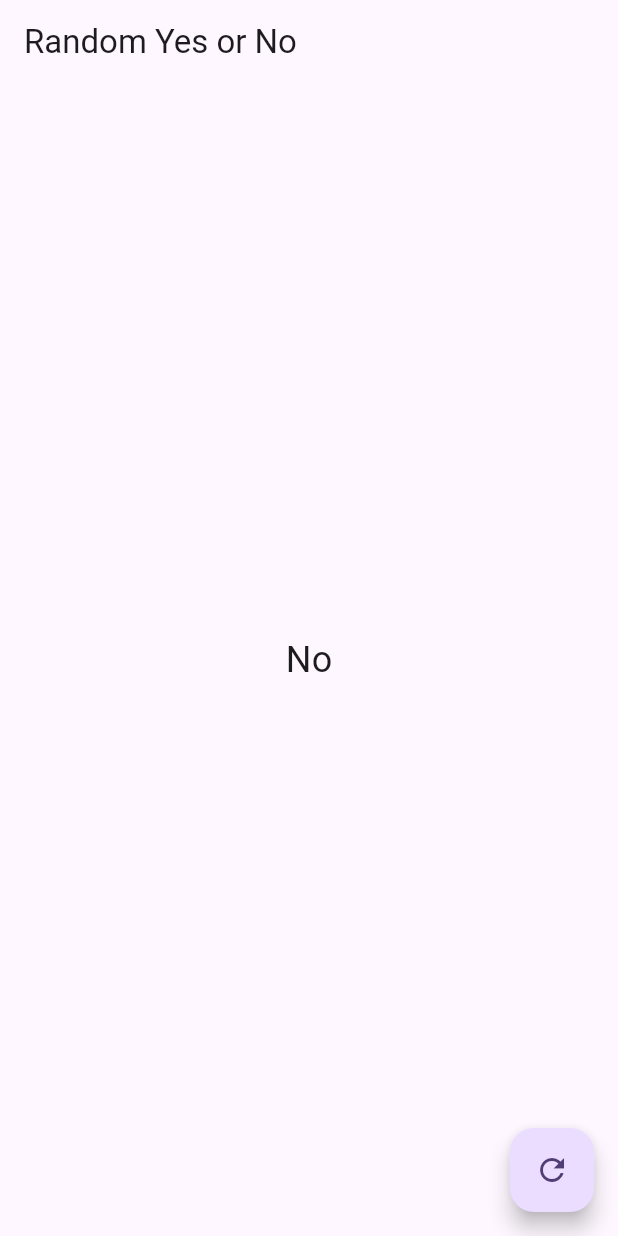
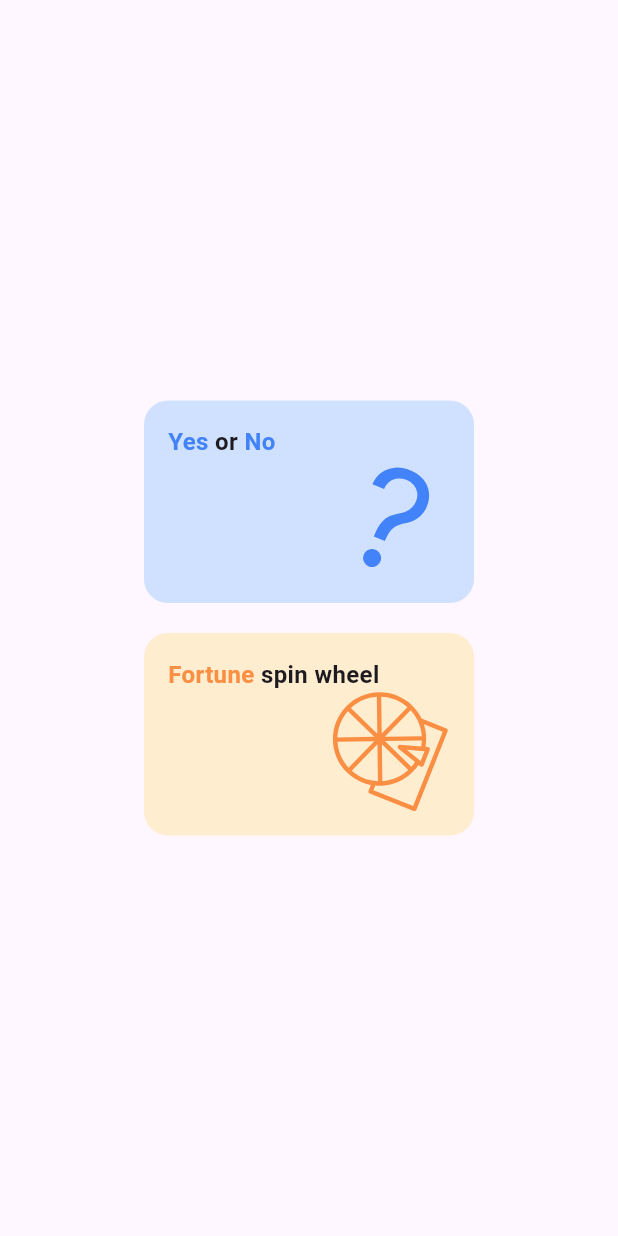
Before and after one commit to ptnzzn/ptnzzn_random, a Flutter app: the screen it shows after launch, on a phone screen of 412 x 824 dp. Run offline on Flutter 3.47's test engine with Material 3 defaults, Android fonts, the light colour scheme and no system bars; our stand-ins replace bloc, flutter_bloc, flutter_fortune_wheel, flutter_svg, go_router.

Commit message:
add yes or no, spin wheel game

```diff
--- /dev/null
+++ b/lib/constants/app_color.dart
@@ -0,0 +1,10 @@
+import 'dart:ui';
+
+class AppColors {
+  static const Color black = Color(0xFF000000);
+  static const Color blue = Color(0xFF4383FA);
+  static const Color orange = Color(0xFFFA8F43);
+  static const Color lightBlue = Color(0xFFD0E1FF);
+  static const Color lightOrange = Color(0xFFFFEDD0);
+  static const Color lightGray = Color(0xFFD3D3D3);
+}
--- /dev/null
+++ b/lib/constants/app_router.dart
@@ -0,0 +1,28 @@
+import 'package:go_router/go_router.dart';
+import 'package:ptnzzn_random/presentation/home/home_screen.dart';
+import 'package:ptnzzn_random/presentation/wheel/wheel_screen.dart';
+import 'package:ptnzzn_random/presentation/yes_no/yes_no_screen.dart';
+
+class AppRouter {
+  static final GoRouter router = GoRouter(
+    initialLocation: '/',
+    routes: [
+      GoRoute(
+          path: '/',
+          name: 'home',
+          builder: (context, state) => HomeScreen(),
+          routes: [
+            GoRoute(
+              path: 'yes-no',
+              name: 'yes-no',
+              builder: (context, state) => YesNoScreen(),
+            ),
+            GoRoute(
+              path: 'wheel',
+              name: 'wheel',
+              builder: (context, state) => WheelScreen(),
+            ),
+          ]),
+    ],
+  );
+}
--- a/lib/main.dart
+++ b/lib/main.dart
@@ -1,7 +1,7 @@
 import 'package:flutter/material.dart';
 import 'package:flutter_bloc/flutter_bloc.dart';
+import 'package:ptnzzn_random/constants/app_router.dart';
 import 'package:ptnzzn_random/logic/cubit/yes_no_cubit.dart';
-import 'package:ptnzzn_random/presentation/yes_no/yes_no_screen.dart';
 
 void main() {
   runApp(const MyApp());
@@ -10,7 +10,6 @@ void main() {
 class MyApp extends StatelessWidget {
   const MyApp({super.key});
 
-  // This widget is the root of your application.
   @override
   Widget build(BuildContext context) {
     return MultiBlocProvider(
@@ -18,103 +17,11 @@ class MyApp extends StatelessWidget {
           BlocProvider(
             create: (context) => YesNoCubit(),
             lazy: false,
-            ),
+          ),
         ],
-        child: MaterialApp(
-          title: 'Flutter Demo',
-          theme: ThemeData(
-            colorScheme: ColorScheme.fromSeed(seedColor: Colors.deepPurple),
-            useMaterial3: true,
-          ),
-          home: const YesNoScreen(),
+        child: MaterialApp.router(
+          debugShowCheckedModeBanner: false,
+          routerConfig: AppRouter.router,
         ));
   }
 }
-
-class MyHomePage extends StatefulWidget {
-  const MyHomePage({super.key, required this.title});
-
-  // This widget is the home page of your application. It is stateful, meaning
-  // that it has a State object (defined below) that contains fields that affect
-  // how it looks.
-
-  // This class is the configuration for the state. It holds the values (in this
-  // case the title) provided by the parent (in this case the App widget) and
-  // used by the build method of the State. Fields in a Widget subclass are
-  // always marked "final".
-
-  final String title;
-
-  @override
-  State<MyHomePage> createState() => _MyHomePageState();
-}
-
-class _MyHomePageState extends State<MyHomePage> {
-  int _counter = 0;
-
-  void _incrementCounter() {
-    setState(() {
-      // This call to setState tells the Flutter framework that something has
-      // changed in this State, which causes it to rerun the build method below
-      // so that the display can reflect the updated values. If we changed
-      // _counter without calling setState(), then the build method would not be
-      // called again, and so nothing would appear to happen.
-      _counter++;
-    });
-  }
-
-  @override
-  Widget build(BuildContext context) {
-    // This method is rerun every time setState is called, for instance as done
-    // by the _incrementCounter method above.
-    //
-    // The Flutter framework has been optimized to make rerunning build methods
-    // fast, so that you can just rebuild anything that needs updating rather
-    // than having to individually change instances of widgets.
-    return Scaffold(
-      appBar: AppBar(
-        // TRY THIS: Try changing the color here to a specific color (to
-        // Colors.amber, perhaps?) and trigger a hot reload to see the AppBar
-        // change color while the other colors stay the same.
-        backgroundColor: Theme.of(context).colorScheme.inversePrimary,
-        // Here we take the value from the MyHomePage object that was created by
-        // the App.build method, and use it to set our appbar title.
-        title: Text(widget.title),
-      ),
-      body: Center(
-        // Center is a layout widget. It takes a single child and positions it
-        // in the middle of the parent.
-        child: Column(
-          // Column is also a layout widget. It takes a list of children and
-          // arranges them vertically. By default, it sizes itself to fit its
-          // children horizontally, and tries to be as tall as its parent.
-          //
-          // Column has various properties to control how it sizes itself and
-          // how it positions its children. Here we use mainAxisAlignment to
-          // center the children vertically; the main axis here is the vertical
-          // axis because Columns are vertical (the cross axis would be
-          // horizontal).
-          //
-          // TRY THIS: Invoke "debug painting" (choose the "Toggle Debug Paint"
-          // action in the IDE, or press "p" in the console), to see the
-          // wireframe for each widget.
-          mainAxisAlignment: MainAxisAlignment.center,
-          children: <Widget>[
-            const Text(
-              'You have pushed the button this many times:',
-            ),
-            Text(
-              '$_counter',
-              style: Theme.of(context).textTheme.headlineMedium,
-            ),
-          ],
-        ),
-      ),
-      floatingActionButton: FloatingActionButton(
-        onPressed: _incrementCounter,
-        tooltip: 'Increment',
-        child: const Icon(Icons.add),
-      ), // This trailing comma makes auto-formatting nicer for build methods.
-    );
-  }
-}
--- a/lib/presentation/home/home_screen.dart
+++ b/lib/presentation/home/home_screen.dart
@@ -0,0 +1,125 @@
+import 'package:flutter/material.dart';
+import 'package:flutter_svg/flutter_svg.dart';
+import 'package:go_router/go_router.dart';
+import 'package:ptnzzn_random/constants/app_color.dart';
+
+class HomeScreen extends StatelessWidget {
+  const HomeScreen({super.key});
+
+  @override
+  Widget build(BuildContext context) {
+    return Scaffold(
+      body: Center(
+        child: Column(
+          mainAxisAlignment: MainAxisAlignment.center,
+          children: [
+            GestureDetector(
+              onTap: () => context.pushNamed('yes-no'),
+              child: Container(
+                  padding: const EdgeInsets.all(16),
+                  width: 220,
+                  decoration: BoxDecoration(
+                    color: AppColors.lightBlue,
+                    borderRadius: BorderRadius.circular(16),
+                  ),
+                  child: Column(
+                    children: [
+                      Align(
+                        alignment: Alignment.centerLeft,
+                        child: Row(
+                          crossAxisAlignment: CrossAxisAlignment.start,
+                          mainAxisSize: MainAxisSize.min,
+                          children: [
+                            Text(
+                              'Yes',
+                              style: TextStyle(
+                                  color: AppColors.blue,
+                                  fontWeight: FontWeight.bold,
+                                  fontSize: 16),
+                            ),
+                            Text(
+                              ' or ',
+                              style: TextStyle(
+                                fontWeight: FontWeight.bold,
+                                fontSize: 16,
+                              ),
+                            ),
+                            Text(
+                              'No',
+                              style: TextStyle(
+                                  color: AppColors.blue,
+                                  fontWeight: FontWeight.bold,
+                                  fontSize: 16),
+                            ),
+                          ],
+                        ),
+                      ),
+                      Align(
+                        alignment: Alignment.centerRight,
+                        child: SvgPicture.asset(
+                          "assets/icons/question_ico.svg",
+                          width: 80,
+                          height: 80,
+                        ),
+                      ),
+                    ],
+                  )),
+            ),
+            const SizedBox(height: 20),
+            GestureDetector(
+              onTap: () => context.pushNamed('wheel'),
+              child: Container(
+                  padding: const EdgeInsets.all(16),
+                  width: 220,
+                  decoration: BoxDecoration(
+                    color: AppColors.lightOrange,
+                    borderRadius: BorderRadius.circular(16),
+                  ),
+                  child: Column(
+                    children: [
+                      Align(
+                        alignment: Alignment.centerLeft,
+                        child: Row(
+                          crossAxisAlignment: CrossAxisAlignment.start,
+                          mainAxisSize: MainAxisSize.min,
+                          children: [
+                            Text(
+                              'Fortune',
+                              style: TextStyle(
+                                  color: AppColors.orange,
+                                  fontWeight: FontWeight.bold,
+                                  fontSize: 16),
+                            ),
+                            Text(
+                              ' spin ',
+                              style: TextStyle(
+                                fontWeight: FontWeight.bold,
+                                fontSize: 16,
+                              ),
+                            ),
+                            Text(
+                              'wheel',
+                              style: TextStyle(
+                                  fontWeight: FontWeight.bold,
+                                  fontSize: 16),
+                            ),
+                          ],
+                        ),
+                      ),
+                      Align(
+                        alignment: Alignment.centerRight,
+                        child: SvgPicture.asset(
+                          "assets/icons/spin_wheel_ico.svg",
+                          width: 80,
+                          height: 80,
+                        ),
+                      ),
+                    ],
+                  )),
+            ),
+          ],
+        ),
+      ),
+    );
+  }
+}
--- a/pubspec.yaml
+++ b/pubspec.yaml
@@ -35,6 +35,9 @@ dependencies:
   # Use with the CupertinoIcons class for iOS style icons.
   cupertino_icons: ^1.0.8
   flutter_bloc:
+  go_router: ^14.7.2
+  flutter_fortune_wheel: ^1.3.2
+  flutter_svg: ^2.0.17
 
 dev_dependencies:
   flutter_test:
@@ -62,6 +65,8 @@ flutter:
   # assets:
   #   - images/a_dot_burr.jpeg
   #   - images/a_dot_ham.jpeg
+  assets:
+    - assets/icons/
 
   # An image asset can refer to one or more resolution-specific "variants", see
   # https://flutter.dev/to/resolution-aware-images
```
Also changed, not shown: lib/presentation/wheel/wheel_screen.dart (added, +81 -0 lines), assets/icons/question_ico.svg (added), assets/icons/spin_wheel_ico.svg (added), pubspec.lock.
